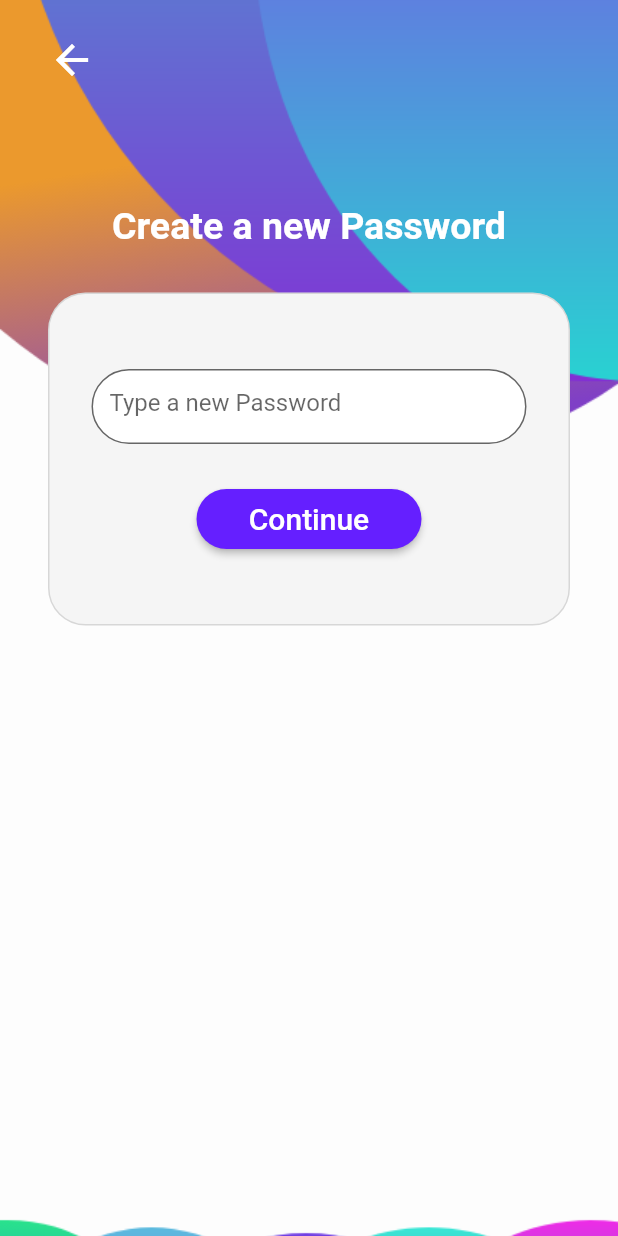
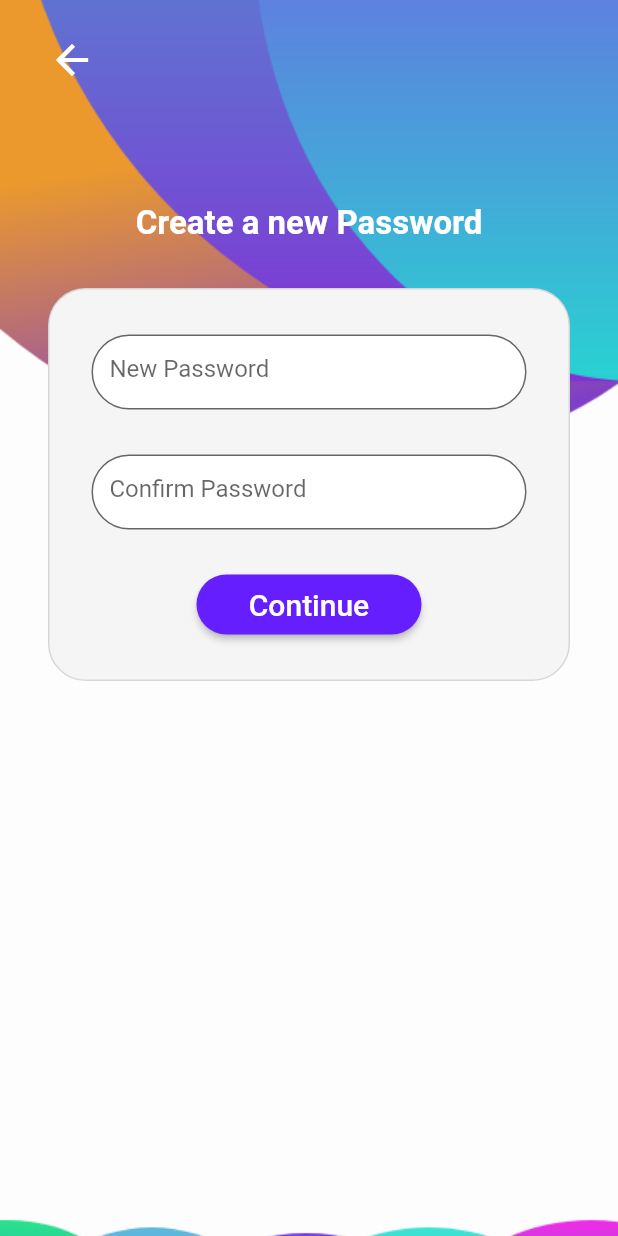
Before and after one commit to Anurag-Bharati/Park-and-Pee, a Flutter app: the MyNewPassword screen opened by its route, on a phone screen of 412 x 824 dp. Run offline on Flutter 3.47's test engine with Material 2 defaults, Android fonts, the phone set to English and light mode, and no system bars; our stand-ins replace curved_navigation_bar, flutter_signin_button, material_design_icons_flutter; Roboto replaces fonts that are missing (Poppins-Bold.ttf, fonts/Poppins-Bold.ttf).

Commit message:
Small changes in forgetpassword scene and newpassword scene design

```diff
--- a/lib/newpassword.dart
+++ b/lib/newpassword.dart
@@ -44,7 +44,7 @@ class _MyNewPasswordstate extends State<MyNewPassword> {
                   'Create a new Password',
                   style: TextStyle(
                     color: Colors.white,
-                    fontSize: 25,
+                    fontSize: 22,
                     fontWeight: FontWeight.bold,
                   ),
                 ),
@@ -53,7 +53,7 @@ class _MyNewPasswordstate extends State<MyNewPassword> {
                 ),
                 Container(
                   // padding: const EdgeInsets.all(28),
-                  padding: const EdgeInsets.only(top:50,left:28,right:28,bottom: 50),
+                  padding: const EdgeInsets.only(top:30,left:28,right:28,bottom: 30),
                   // margin: const EdgeInsets.only(top:50),
                   decoration: BoxDecoration(
                     color: Colors.grey[100],
@@ -70,7 +70,24 @@ class _MyNewPasswordstate extends State<MyNewPassword> {
                               decoration: InputDecoration(
                                   fillColor: Colors.white,
                                   filled: true,
-                                  hintText: "Type a new Password",
+                                  hintText: "New Password",
+                                  border: OutlineInputBorder(
+                                    borderRadius: BorderRadius.circular(25),
+                                  )),
+                            ),
+                          ),
+                      const SizedBox(
+                        height: 30,
+                      ),
+                      SizedBox(
+                            width: 320,
+                            height: 50,
+                            child: TextField(
+                              style: const TextStyle(color: Colors.black),
+                              decoration: InputDecoration(
+                                  fillColor: Colors.white,
+                                  filled: true,
+                                  hintText: "Confirm Password",
                                   border: OutlineInputBorder(
                                     borderRadius: BorderRadius.circular(25),
                                   )),
```
Also changed, not shown: lib/forgetpassword.dart (+14 -2 lines).
